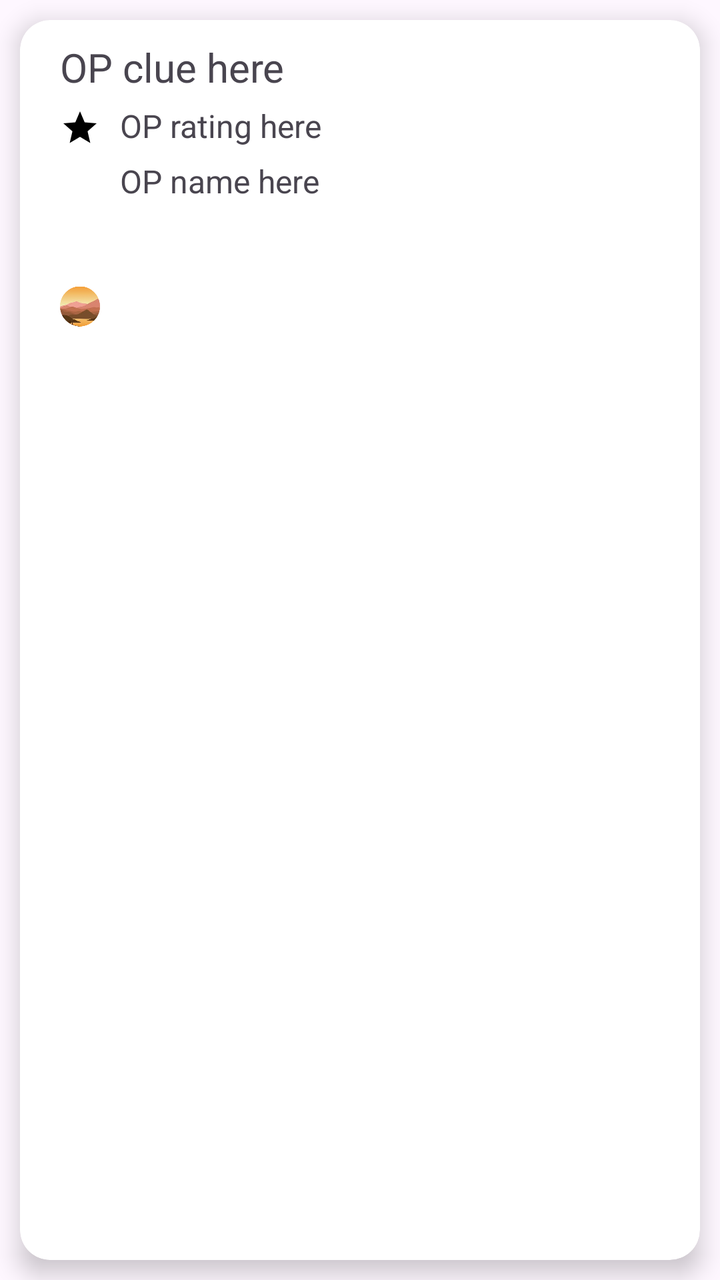
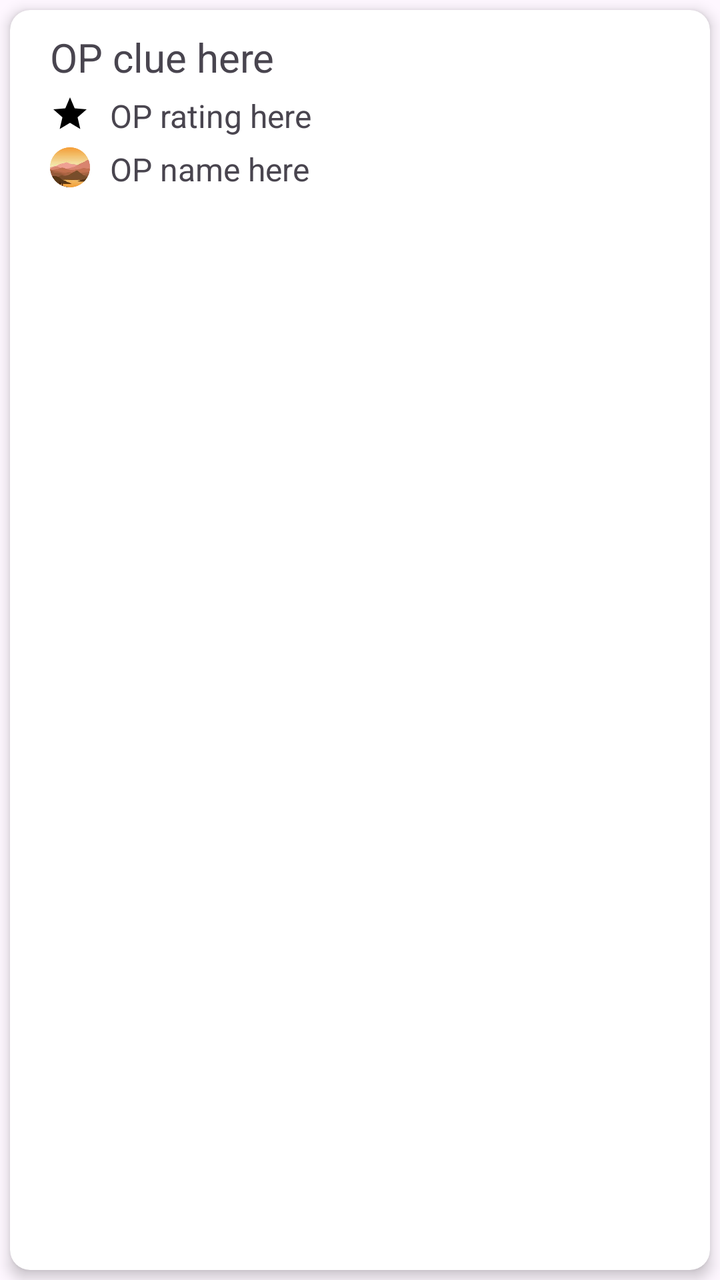

Screens rendered from an Android XML layout before and after an edit, with the pre-edit source and the edit as a unified diff.
<!-- AndroidManifest.xml: application theme Theme.TheApp -->
<!-- res/layout/post_preview.xml -->
<?xml version="1.0" encoding="utf-8"?>
<LinearLayout xmlns:android="http://schemas.android.com/apk/res/android"
    android:layout_width="match_parent"
    android:layout_height="118dp"
    xmlns:app="http://schemas.android.com/apk/res-auto">

    <androidx.cardview.widget.CardView
        android:layout_width="match_parent"
        android:layout_height="match_parent"
        app:cardCornerRadius="15dp"
        android:layout_margin="10dp"
        app:cardElevation="7dp"
        android:clickable="false"
        android:focusable="false"
        android:foreground="?attr/selectableItemBackground">

        <RelativeLayout
            android:layout_width="match_parent"
            android:layout_height="match_parent"
            android:orientation="vertical">

            <TextView
                android:id="@+id/postClue"
                android:layout_width="match_parent"
                android:layout_height="wrap_content"
                android:textSize="20sp"
                android:text="@string/default_op_clue"
                android:layout_marginStart="20dp"
                android:layout_marginEnd="20dp"
                android:layout_marginTop="10dp"
                android:maxLines="1"/>

            <ImageView
                android:layout_width="20dp"
                android:layout_height="wrap_content"
                android:layout_below="@id/postClue"
                android:layout_marginStart="20dp"
                android:layout_marginTop="5dp"
                android:src="@drawable/baseline_star_24"/>

            <TextView
                android:id="@+id/postRating"
                android:layout_below="@id/postClue"
                android:layout_width="match_parent"
                android:layout_height="wrap_content"
                android:textSize="16sp"
                android:text="@string/default_op_rating"
                android:layout_marginStart="50dp"
                android:layout_marginEnd="50dp"
                android:layout_marginTop="5dp"/>

            <ImageView
                android:layout_width="20dp"
                android:layout_height="wrap_content"
                android:layout_below="@id/postRating"
                android:layout_marginStart="20dp"
                android:src="@drawable/ic_profile"/>

            <TextView
                android:id="@+id/postOP"
                android:layout_below="@id/postRating"
                android:layout_width="match_parent"
                android:layout_height="wrap_content"
                android:textSize="16sp"
                android:text="@string/default_op_name"
                android:layout_marginTop="6dp"
                android:layout_marginStart="50dp"
                android:layout_marginEnd="50dp"/>

        </RelativeLayout>

    </androidx.cardview.widget.CardView>









</LinearLayout>
<!-- resources referenced by this layout -->
<resources>
  <!-- drawable baseline_star_24 (drawable) -->
  <vector xmlns:android="http://schemas.android.com/apk/res/android" android:height="24dp" android:tint="#000000" android:viewportHeight="24" android:viewportWidth="24" android:width="24dp">
        
      <path android:fillColor="@android:color/white" android:pathData="M12,17.27L18.18,21l-1.64,-7.03L22,9.24l-7.19,-0.61L12,2 9.19,8.63 2,9.24l5.46,4.73L5.82,21z"/>
      
  </vector>
  <!-- drawable ic_profile (drawable) -->
  <?xml version="1.0" encoding="utf-8"?>
  <bitmap xmlns:android="http://schemas.android.com/apk/res/android"
      android:src="@drawable/cropped_circle_image"
      android:gravity="center">
  
  </bitmap>
  <string name="default_op_clue">OP clue here</string>
  <string name="default_op_name">OP name here</string>
  <string name="default_op_rating">OP rating here</string>
  <style name="Theme.TheApp" parent="Base.Theme.TheApp" />
  <!-- drawable cropped_circle_image: png bitmap (drawable, 21187 bytes) -->
  <style name="Base.Theme.TheApp" parent="Theme.Material3.DayNight.NoActionBar">
          
          
          <item name="colorPrimary">@color/primary</item>
          <item name="colorOnPrimary">@color/on_primary</item>
      </style>
  <color name="primary">#000000</color>
  <color name="on_primary">#FFFFFF</color>
</resources>

<!-- the commit's change to res/layout/post_preview.xml (unified diff, before → after) -->
@@ -1,15 +1,15 @@
 <?xml version="1.0" encoding="utf-8"?>
 <LinearLayout xmlns:android="http://schemas.android.com/apk/res/android"
     android:layout_width="match_parent"
-    android:layout_height="118dp"
+    android:layout_height="124dp"
     xmlns:app="http://schemas.android.com/apk/res-auto">
 
     <androidx.cardview.widget.CardView
         android:layout_width="match_parent"
         android:layout_height="match_parent"
-        app:cardCornerRadius="15dp"
-        android:layout_margin="10dp"
-        app:cardElevation="7dp"
+        app:cardCornerRadius="10dp"
+        android:layout_margin="5dp"
+        app:cardElevation="4dp"
         android:clickable="false"
         android:focusable="false"
         android:foreground="?attr/selectableItemBackground">
@@ -32,7 +32,7 @@
 
             <ImageView
                 android:layout_width="20dp"
-                android:layout_height="wrap_content"
+                android:layout_height="20dp"
                 android:layout_below="@id/postClue"
                 android:layout_marginStart="20dp"
                 android:layout_marginTop="5dp"
@@ -51,7 +51,8 @@
 
             <ImageView
                 android:layout_width="20dp"
-                android:layout_height="wrap_content"
+                android:layout_height="22dp"
+                android:layout_marginTop="4dp"
                 android:layout_below="@id/postRating"
                 android:layout_marginStart="20dp"
                 android:src="@drawable/ic_profile"/>
@@ -63,7 +64,7 @@
                 android:layout_height="wrap_content"
                 android:textSize="16sp"
                 android:text="@string/default_op_name"
-                android:layout_marginTop="6dp"
+                android:layout_marginTop="5dp"
                 android:layout_marginStart="50dp"
                 android:layout_marginEnd="50dp"/>
 
@@ -71,12 +72,4 @@
 
     </androidx.cardview.widget.CardView>
 
-
-
-
-
-
-
-
-
 </LinearLayout>
